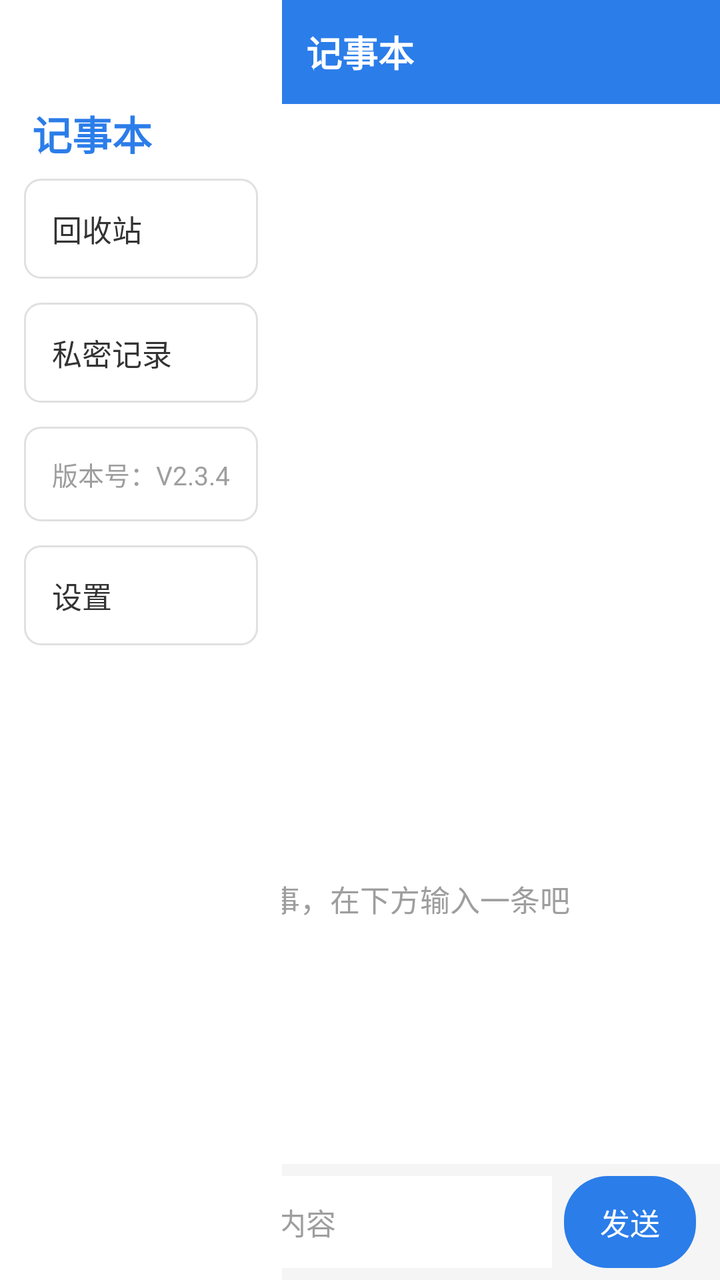
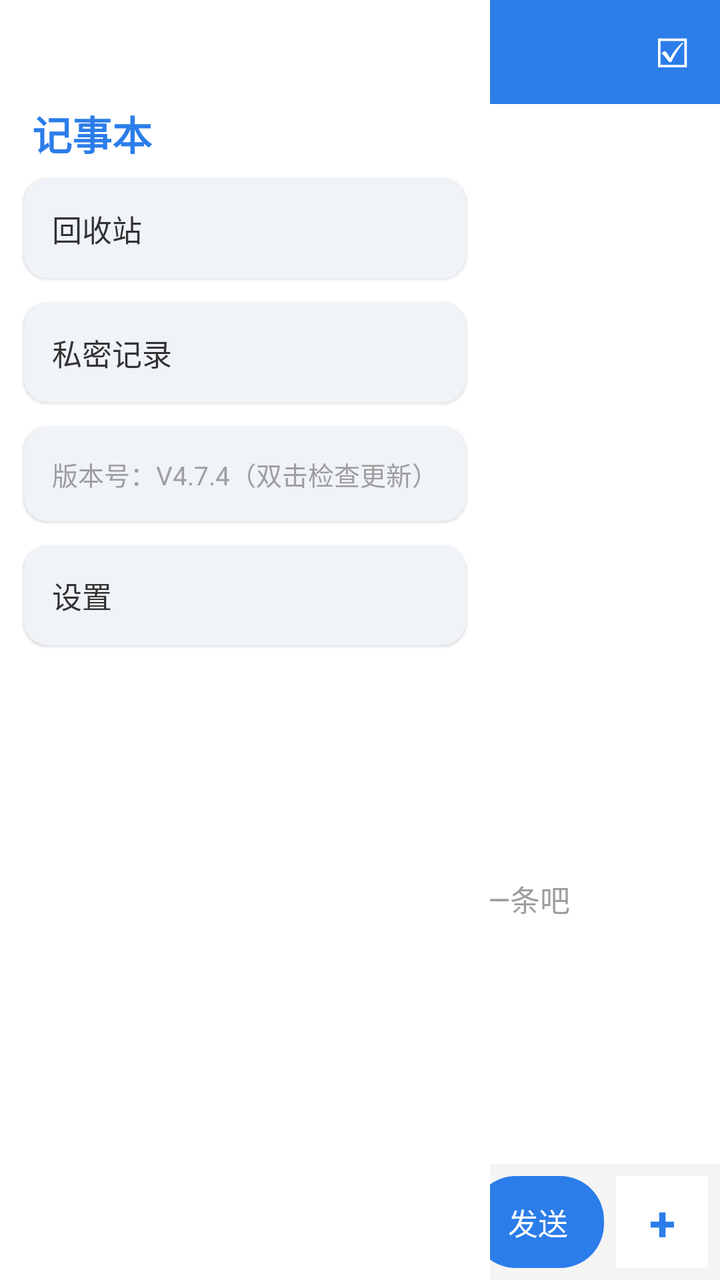

Compare the two renders of this Android layout. The source of the first and the diff that turns it into the second are given below.
<!-- AndroidManifest.xml: application theme AppTheme -->
<!-- res/layout/activity_main.xml -->
<?xml version="1.0" encoding="utf-8"?>
<FrameLayout xmlns:android="http://schemas.android.com/apk/res/android"
    android:layout_width="match_parent"
    android:layout_height="match_parent">

    
    <LinearLayout
        android:layout_width="match_parent"
        android:layout_height="match_parent"
        android:orientation="vertical">

        
        <LinearLayout
            android:layout_width="match_parent"
            android:layout_height="52dp"
            android:background="#2B7DE9"
            android:gravity="center_vertical"
            android:orientation="horizontal">

            <TextView
                android:id="@+id/btn_drawer"
                android:layout_width="48dp"
                android:layout_height="match_parent"
                android:gravity="center"
                android:text="☰"
                android:textColor="#FFFFFF"
                android:textSize="22sp" />

            <TextView
                android:id="@+id/tv_title"
                android:layout_width="0dp"
                android:layout_height="match_parent"
                android:layout_weight="1"
                android:gravity="center"
                android:text="@string/app_name"
                android:textColor="#FFFFFF"
                android:textSize="18sp"
                android:textStyle="bold" />

            
            <View
                android:layout_width="48dp"
                android:layout_height="1dp" />
        </LinearLayout>

        
        <ListView
            android:id="@+id/list_notes"
            android:layout_width="match_parent"
            android:layout_height="0dp"
            android:layout_weight="1"
            android:divider="@null"
            android:dividerHeight="0dp"
            android:scrollbars="none" />

        
        <TextView
            android:id="@+id/tv_empty"
            android:layout_width="match_parent"
            android:layout_height="0dp"
            android:layout_weight="1"
            android:gravity="center"
            android:text="还没有记事，在下方输入一条吧"
            android:textColor="#9E9E9E"
            android:textSize="15sp" />

        
        <TextView
            android:id="@+id/tv_insert_hint"
            android:layout_width="match_parent"
            android:layout_height="wrap_content"
            android:background="#FFF8E1"
            android:gravity="center"
            android:padding="6dp"
            android:text="正在向下方插入记事：输入内容后点发送（点此取消）"
            android:textColor="#F57F17"
            android:textSize="12sp"
            android:visibility="gone" />

        
        <LinearLayout
            android:layout_width="match_parent"
            android:layout_height="wrap_content"
            android:background="#F5F5F5"
            android:gravity="center_vertical"
            android:orientation="horizontal"
            android:padding="6dp">

            <EditText
                android:id="@+id/et_input"
                android:layout_width="0dp"
                android:layout_height="46dp"
                android:layout_weight="1"
                android:background="#FFFFFF"
                android:gravity="center_vertical"
                android:hint="@string/input_hint"
                android:imeOptions="actionSend"
                android:inputType="text"
                android:maxLines="3"
                android:paddingLeft="12dp"
                android:paddingRight="12dp"
                android:textColor="#333333"
                android:textColorHint="#9E9E9E"
                android:textSize="15sp" />

            <Button
                android:id="@+id/btn_send"
                android:layout_width="wrap_content"
                android:layout_height="46dp"
                android:layout_marginStart="6dp"
                android:layout_marginEnd="6dp"
                android:background="@drawable/bg_send"
                android:gravity="center"
                android:paddingLeft="18dp"
                android:paddingRight="18dp"
                android:stateListAnimator="@null"
                android:text="@string/send"
                android:textColor="#FFFFFF"
                android:textSize="15sp" />
        </LinearLayout>
    </LinearLayout>

    
    <View
        android:id="@+id/drawer_scrim"
        android:layout_width="match_parent"
        android:layout_height="match_parent"
        android:background="#66000000"
        android:visibility="gone" />

    
    <LinearLayout
        android:id="@+id/drawer_menu"
        android:layout_width="wrap_content"
        android:layout_height="match_parent"
        android:background="#FFFFFF"
        android:clickable="true"
        android:orientation="vertical"
        android:paddingTop="52dp">

        
        <TextView
            android:layout_width="match_parent"
            android:layout_height="wrap_content"
            android:layout_marginLeft="16dp"
            android:layout_marginRight="16dp"
            android:layout_marginBottom="8dp"
            android:text="@string/app_name"
            android:textColor="#2B7DE9"
            android:textSize="20sp"
            android:textStyle="bold" />

        
        <LinearLayout
            android:id="@+id/card_recycle"
            android:layout_width="match_parent"
            android:layout_height="wrap_content"
            android:layout_marginLeft="12dp"
            android:layout_marginRight="12dp"
            android:layout_marginBottom="12dp"
            android:background="@drawable/bg_card"
            android:clickable="true"
            android:orientation="vertical"
            android:padding="14dp">

            <TextView
                android:id="@+id/btn_recycle"
                android:layout_width="wrap_content"
                android:layout_height="wrap_content"
                android:text="@string/drawer_recycle"
                android:textColor="#333333"
                android:textSize="15sp" />
        </LinearLayout>

        
        <LinearLayout
            android:id="@+id/card_private"
            android:layout_width="match_parent"
            android:layout_height="wrap_content"
            android:layout_marginLeft="12dp"
            android:layout_marginRight="12dp"
            android:layout_marginBottom="12dp"
            android:background="@drawable/bg_card"
            android:clickable="true"
            android:orientation="vertical"
            android:padding="14dp">

            <TextView
                android:layout_width="wrap_content"
                android:layout_height="wrap_content"
                android:text="@string/drawer_private"
                android:textColor="#333333"
                android:textSize="15sp" />
        </LinearLayout>

        
        <LinearLayout
            android:id="@+id/card_version"
            android:layout_width="match_parent"
            android:layout_height="wrap_content"
            android:layout_marginLeft="12dp"
            android:layout_marginRight="12dp"
            android:layout_marginBottom="12dp"
            android:background="@drawable/bg_card"
            android:orientation="vertical"
            android:padding="14dp">

            <TextView
                android:id="@+id/tv_version"
                android:layout_width="wrap_content"
                android:layout_height="wrap_content"
                android:text="@string/version_text"
                android:textColor="#9E9E9E"
                android:textSize="13sp" />
        </LinearLayout>

        
        <LinearLayout
            android:id="@+id/card_settings"
            android:layout_width="match_parent"
            android:layout_height="wrap_content"
            android:layout_marginLeft="12dp"
            android:layout_marginRight="12dp"
            android:layout_marginBottom="12dp"
            android:background="@drawable/bg_card"
            android:clickable="true"
            android:orientation="vertical"
            android:padding="14dp">

            <TextView
                android:layout_width="wrap_content"
                android:layout_height="wrap_content"
                android:text="@string/settings"
                android:textColor="#333333"
                android:textSize="15sp" />
        </LinearLayout>
    </LinearLayout>
</FrameLayout>
<!-- resources referenced by this layout -->
<resources>
  <!-- drawable bg_card (drawable) -->
  <?xml version="1.0" encoding="utf-8"?>
  <shape xmlns:android="http://schemas.android.com/apk/res/android"
      android:shape="rectangle">
      <solid android:color="#FFFFFF" />
      <stroke android:width="1dp" android:color="#E0E0E0" />
      <corners android:radius="8dp" />
  </shape>
  <!-- drawable bg_send (drawable) -->
  <?xml version="1.0" encoding="utf-8"?>
  <shape xmlns:android="http://schemas.android.com/apk/res/android"
      android:shape="rectangle">
      <solid android:color="#2B7DE9" />
      <corners android:radius="22dp" />
  </shape>
  <string name="app_name">记事本</string>
  <string name="drawer_private">私密记录</string>
  <string name="drawer_recycle">回收站</string>
  <string name="input_hint">请输入需要记录的内容</string>
  <string name="send">发送</string>
  <string name="settings">设置</string>
  <string name="version_text">版本号：V2.3.4</string>
  <style name="AppTheme" parent="android:Theme.Light.NoTitleBar">
          <item name="android:windowBackground">@android:color/white</item>
      </style>
</resources>

<!-- the commit's change to res/layout/activity_main.xml (unified diff, before → after) -->
@@ -38,9 +38,14 @@
                 android:textStyle="bold" />
 
             
-            <View
+            <TextView
+                android:id="@+id/btn_batch"
                 android:layout_width="48dp"
-                android:layout_height="1dp" />
+                android:layout_height="match_parent"
+                android:gravity="center"
+                android:text="☑"
+                android:textColor="#FFFFFF"
+                android:textSize="20sp" />
         </LinearLayout>
 
         
@@ -78,7 +83,72 @@
             android:visibility="gone" />
 
         
-        <LinearLayout
+        <HorizontalScrollView
+            android:id="@+id/pending_scroll"
+            android:layout_width="match_parent"
+            android:layout_height="wrap_content"
+            android:background="#FFFFFF"
+            android:padding="6dp"
+            android:scrollbars="none"
+            android:visibility="gone">
+
+            <LinearLayout
+                android:id="@+id/pending_container"
+                android:layout_width="wrap_content"
+                android:layout_height="wrap_content"
+                android:gravity="center_vertical"
+                android:orientation="horizontal" />
+        </HorizontalScrollView>
+
+        
+        <LinearLayout
+            android:id="@+id/batch_bar"
+            android:layout_width="match_parent"
+            android:layout_height="wrap_content"
+            android:background="#FFEBEE"
+            android:gravity="center_vertical"
+            android:orientation="horizontal"
+            android:padding="10dp"
+            android:visibility="gone">
+
+            <TextView
+                android:id="@+id/tv_batch_count"
+                android:layout_width="0dp"
+                android:layout_height="wrap_content"
+                android:layout_weight="1"
+                android:text="已选 0 条"
+                android:textColor="#C62828"
+                android:textSize="14sp" />
+
+            <Button
+                android:id="@+id/btn_batch_delete"
+                android:layout_width="wrap_content"
+                android:layout_height="40dp"
+                android:background="#D32F2F"
+                android:paddingLeft="16dp"
+                android:paddingRight="16dp"
+                android:stateListAnimator="@null"
+                android:text="删除"
+                android:textColor="#FFFFFF"
+                android:textSize="14sp" />
+
+            <Button
+                android:id="@+id/btn_batch_cancel"
+                android:layout_width="wrap_content"
+                android:layout_height="40dp"
+                android:layout_marginStart="8dp"
+                android:background="#FFFFFF"
+                android:paddingLeft="16dp"
+                android:paddingRight="16dp"
+                android:stateListAnimator="@null"
+                android:text="取消"
+                android:textColor="#666666"
+                android:textSize="14sp" />
+        </LinearLayout>
+
+        
+        <LinearLayout
+            android:id="@+id/bottom_input_bar"
             android:layout_width="match_parent"
             android:layout_height="wrap_content"
             android:background="#F5F5F5"
@@ -108,7 +178,7 @@
                 android:layout_width="wrap_content"
                 android:layout_height="46dp"
                 android:layout_marginStart="6dp"
-                android:layout_marginEnd="6dp"
+                android:layout_marginEnd="0dp"
                 android:background="@drawable/bg_send"
                 android:gravity="center"
                 android:paddingLeft="18dp"
@@ -117,6 +187,20 @@
                 android:text="@string/send"
                 android:textColor="#FFFFFF"
                 android:textSize="15sp" />
+
+            
+            <Button
+                android:id="@+id/btn_add"
+                android:layout_width="46dp"
+                android:layout_height="46dp"
+                android:layout_marginStart="6dp"
+                android:background="#FFFFFF"
+                android:gravity="center"
+                android:stateListAnimator="@null"
+                android:text="+"
+                android:textColor="#2B7DE9"
+                android:textSize="24sp"
+                android:textStyle="bold" />
         </LinearLayout>
     </LinearLayout>
 
@@ -158,8 +242,9 @@
             android:layout_marginLeft="12dp"
             android:layout_marginRight="12dp"
             android:layout_marginBottom="12dp"
-            android:background="@drawable/bg_card"
+            android:background="@drawable/bg_drawer_card"
             android:clickable="true"
+            android:elevation="1dp"
             android:orientation="vertical"
             android:padding="14dp">
 
@@ -180,8 +265,9 @@
             android:layout_marginLeft="12dp"
             android:layout_marginRight="12dp"
             android:layout_marginBottom="12dp"
-            android:background="@drawable/bg_card"
+            android:background="@drawable/bg_drawer_card"
             android:clickable="true"
+            android:elevation="1dp"
             android:orientation="vertical"
             android:padding="14dp">
 
@@ -201,7 +287,8 @@
             android:layout_marginLeft="12dp"
             android:layout_marginRight="12dp"
             android:layout_marginBottom="12dp"
-            android:background="@drawable/bg_card"
+            android:background="@drawable/bg_drawer_card"
+            android:elevation="1dp"
             android:orientation="vertical"
             android:padding="14dp">
 
@@ -222,8 +309,9 @@
             android:layout_marginLeft="12dp"
             android:layout_marginRight="12dp"
             android:layout_marginBottom="12dp"
-            android:background="@drawable/bg_card"
+            android:background="@drawable/bg_drawer_card"
             android:clickable="true"
+            android:elevation="1dp"
             android:orientation="vertical"
             android:padding="14dp">
 
<!-- resource entries referenced after the edit -->
@@ -1,12 +1,11 @@
 <!-- resources referenced by this layout -->
 <resources>
-  <!-- drawable bg_card (drawable) -->
+  <!-- drawable bg_drawer_card (drawable) -->
   <?xml version="1.0" encoding="utf-8"?>
   <shape xmlns:android="http://schemas.android.com/apk/res/android"
       android:shape="rectangle">
-      <solid android:color="#FFFFFF" />
-      <stroke android:width="1dp" android:color="#E0E0E0" />
-      <corners android:radius="8dp" />
+      <solid android:color="#F0F3F8" />
+      <corners android:radius="12dp" />
   </shape>
   <!-- drawable bg_send (drawable) -->
   <?xml version="1.0" encoding="utf-8"?>
@@ -21,7 +20,7 @@
   <string name="input_hint">请输入需要记录的内容</string>
   <string name="send">发送</string>
   <string name="settings">设置</string>
-  <string name="version_text">版本号：V2.3.4</string>
+  <string name="version_text">版本号：V4.7.4（双击检查更新）</string>
   <style name="AppTheme" parent="android:Theme.Light.NoTitleBar">
           <item name="android:windowBackground">@android:color/white</item>
       </style>
